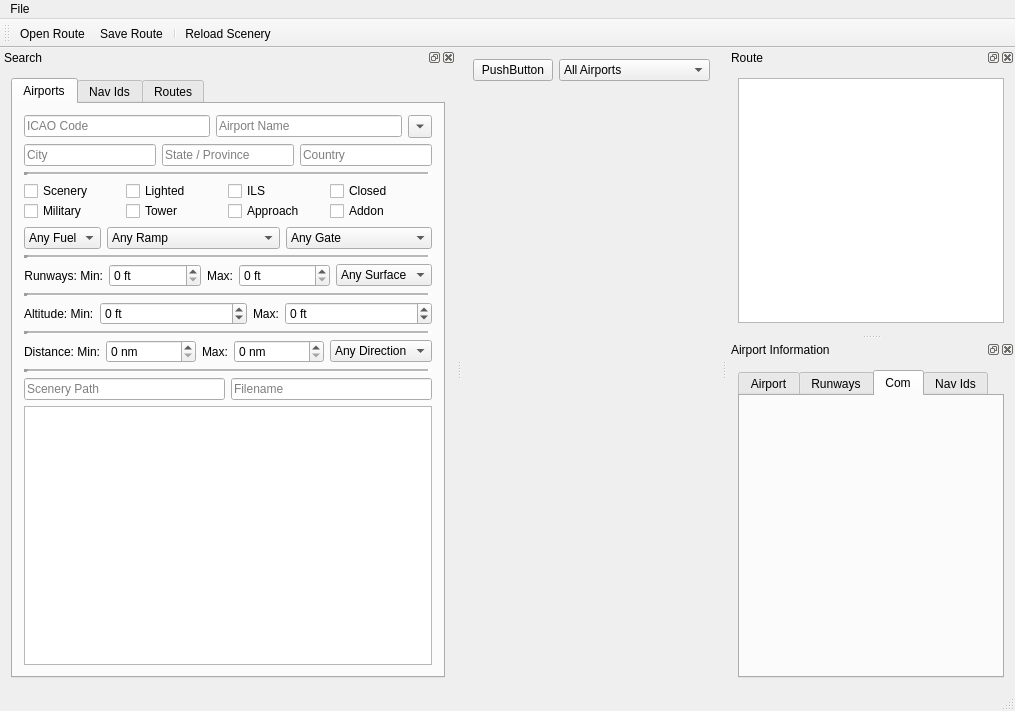
This is src/gui/mainwindow.ui in albar965/littlenavmap as Qt 5 draws it before an edit. The edited form follows.
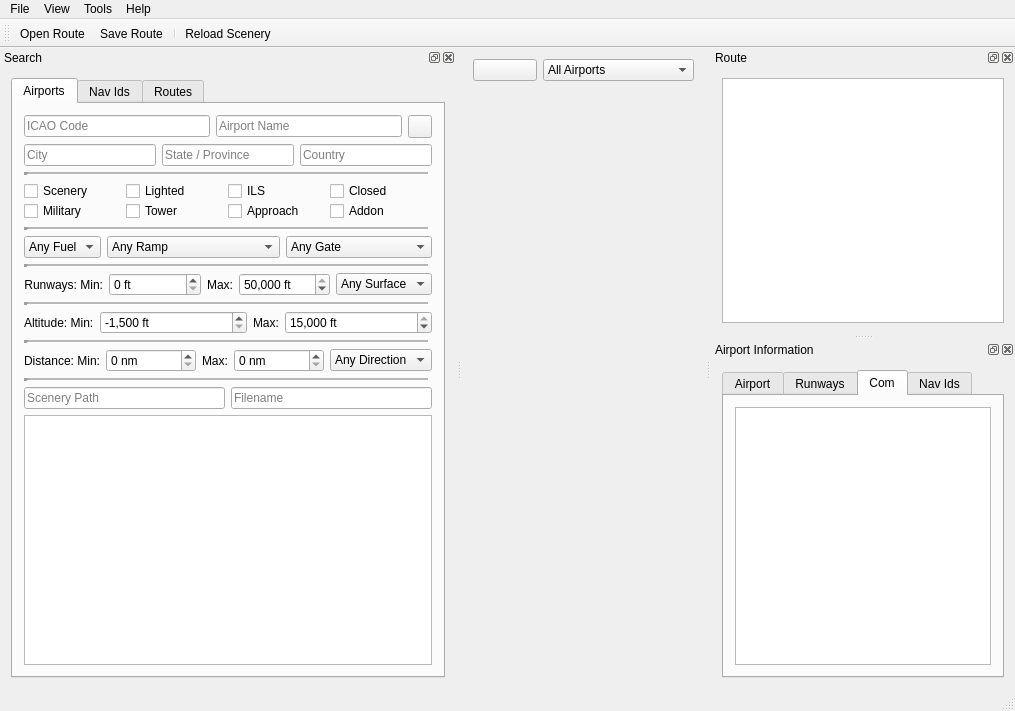
This is the edited form. The open tabs and pages were chosen to show the change. Icons and pictures are not drawn.

The edit to the form file:
```diff
--- a/src/gui/mainwindow.ui
+++ b/src/gui/mainwindow.ui
@@ -20,7 +20,7 @@
       <item>
        <widget class="QPushButton" name="pushButton">
         <property name="text">
-         <string>PushButton</string>
+         <string/>
         </property>
        </widget>
       </item>
@@ -60,8 +60,35 @@
     </property>
     <addaction name="actionOpenRoute"/>
     <addaction name="actionSaveRoute"/>
+    <addaction name="separator"/>
+    <addaction name="actionReloadScenery"/>
+    <addaction name="separator"/>
+    <addaction name="actionExit"/>
+   </widget>
+   <widget class="QMenu" name="menuView">
+    <property name="title">
+     <string>View</string>
+    </property>
+    <addaction name="actionShowStatusbar"/>
+   </widget>
+   <widget class="QMenu" name="menuHelp">
+    <property name="title">
+     <string>Help</string>
+    </property>
+    <addaction name="actionContents"/>
+    <addaction name="actionAbout"/>
+    <addaction name="actionAbout_Qt"/>
+   </widget>
+   <widget class="QMenu" name="menuTools">
+    <property name="title">
+     <string>Tools</string>
+    </property>
+    <addaction name="actionOptions"/>
    </widget>
    <addaction name="menuFile"/>
+   <addaction name="menuView"/>
+   <addaction name="menuTools"/>
+   <addaction name="menuHelp"/>
   </widget>
   <widget class="QToolBar" name="mainToolBar">
    <attribute name="toolBarArea">
@@ -96,12 +123,12 @@
         </attribute>
         <layout class="QVBoxLayout" name="verticalLayout_4">
          <item>
-          <layout class="QVBoxLayout" name="verticalLayout_11">
+          <layout class="QVBoxLayout" name="verticalLayoutAirportSearch">
            <property name="spacing">
             <number>6</number>
            </property>
            <item>
-            <layout class="QHBoxLayout" name="horizontalLayout">
+            <layout class="QHBoxLayout" name="horizontalLayoutAirportNameSearch">
              <property name="spacing">
               <number>6</number>
              </property>
@@ -122,10 +149,16 @@
              <item>
               <widget class="QToolButton" name="toolButton">
                <property name="text">
-                <string>V</string>
+                <string/>
+               </property>
+               <property name="popupMode">
+                <enum>QToolButton::InstantPopup</enum>
+               </property>
+               <property name="toolButtonStyle">
+                <enum>Qt::ToolButtonFollowStyle</enum>
                </property>
                <property name="arrowType">
-                <enum>Qt::DownArrow</enum>
+                <enum>Qt::NoArrow</enum>
                </property>
               </widget>
              </item>
@@ -174,10 +207,40 @@
              <property name="spacing">
               <number>0</number>
              </property>
-             <item row="0" column="1">
-              <widget class="QCheckBox" name="checkBox_3">
+             <item row="0" column="3">
+              <widget class="QCheckBox" name="checkBoxAirportClosedSearch">
                <property name="text">
-                <string>Lighted</string>
+                <string>Closed</string>
+               </property>
+               <property name="tristate">
+                <bool>true</bool>
+               </property>
+              </widget>
+             </item>
+             <item row="1" column="3">
+              <widget class="QCheckBox" name="checkBoxAirportAddonSearch">
+               <property name="text">
+                <string>Addon</string>
+               </property>
+               <property name="tristate">
+                <bool>true</bool>
+               </property>
+              </widget>
+             </item>
+             <item row="1" column="2">
+              <widget class="QCheckBox" name="checkBoxAirportApprSearch">
+               <property name="text">
+                <string>Approach</string>
+               </property>
+               <property name="tristate">
+                <bool>true</bool>
+               </property>
+              </widget>
+             </item>
+             <item row="0" column="2">
+              <widget class="QCheckBox" name="checkBoxAirportIlsSearch">
+               <property name="text">
+                <string>ILS</string>
                </property>
                <property name="tristate">
                 <bool>true</bool>
@@ -197,20 +260,10 @@
                </property>
               </widget>
              </item>
-             <item row="0" column="2">
-              <widget class="QCheckBox" name="checkBox_2">
+             <item row="0" column="1">
+              <widget class="QCheckBox" name="checkBoxAirportLightSearch">
                <property name="text">
-                <string>ILS</string>
-               </property>
-               <property name="tristate">
-                <bool>true</bool>
-               </property>
-              </widget>
-             </item>
-             <item row="1" column="0">
-              <widget class="QCheckBox" name="checkBox_5">
-               <property name="text">
-                <string>Military</string>
+                <string>Lighted</string>
                </property>
                <property name="tristate">
                 <bool>true</bool>
@@ -227,30 +280,10 @@
                </property>
               </widget>
              </item>
-             <item row="1" column="2">
-              <widget class="QCheckBox" name="checkBox">
+             <item row="1" column="0">
+              <widget class="QCheckBox" name="checkBoxAirportMilSearch">
                <property name="text">
-                <string>Approach</string>
-               </property>
-               <property name="tristate">
-                <bool>true</bool>
-               </property>
-              </widget>
-             </item>
-             <item row="0" column="3">
-              <widget class="QCheckBox" name="checkBox_7">
-               <property name="text">
-                <string>Closed</string>
-               </property>
-               <property name="tristate">
-                <bool>true</bool>
-               </property>
-              </widget>
-             </item>
-             <item row="1" column="3">
-              <widget class="QCheckBox" name="checkBox">
-               <property name="text">
-                <string>Addon</string>
+                <string>Military</string>
                </property>
                <property name="tristate">
                 <bool>true</bool>
@@ -260,7 +293,20 @@
             </layout>
            </item>
            <item>
-            <layout class="QHBoxLayout" name="horizontalLayout_7">
+            <widget class="Line" name="lineAirportFuelParkSearch">
+             <property name="lineWidth">
+              <number>4</number>
+             </property>
+             <property name="midLineWidth">
+              <number>2</number>
+             </property>
+             <property name="orientation">
+              <enum>Qt::Horizontal</enum>
+             </property>
+            </widget>
+           </item>
+           <item>
+            <layout class="QHBoxLayout" name="horizontalLayoutAirportFuelParkSearch">
              <item>
               <widget class="QComboBox" name="comboBox_3">
                <item>
@@ -346,7 +392,7 @@
             </layout>
            </item>
            <item>
-            <widget class="Line" name="line_4">
+            <widget class="Line" name="lineAirportRunwaySearch">
              <property name="lineWidth">
               <number>4</number>
              </property>
@@ -359,7 +405,7 @@
             </widget>
            </item>
            <item>
-            <layout class="QHBoxLayout" name="horizontalLayout_5">
+            <layout class="QHBoxLayout" name="horizontalLayoutAirportRunwaySearch">
              <item>
               <widget class="QLabel" name="label_9">
                <property name="sizePolicy">
@@ -417,11 +463,14 @@
                 <string> ft</string>
                </property>
                <property name="maximum">
-                <number>20000</number>
+                <number>50000</number>
                </property>
                <property name="singleStep">
                 <number>100</number>
                </property>
+               <property name="value">
+                <number>50000</number>
+               </property>
               </widget>
              </item>
              <item>
@@ -466,7 +515,7 @@
             </layout>
            </item>
            <item>
-            <widget class="Line" name="line_5">
+            <widget class="Line" name="lineAirportAltSearch">
              <property name="lineWidth">
               <number>4</number>
              </property>
@@ -479,7 +528,7 @@
             </widget>
            </item>
            <item>
-            <layout class="QHBoxLayout" name="horizontalLayout_8">
+            <layout class="QHBoxLayout" name="horizontalLayoutAirportAltitudeSearch">
              <property name="topMargin">
               <number>0</number>
              </property>
@@ -508,7 +557,7 @@
                 <string> ft</string>
                </property>
                <property name="minimum">
-                <number>-500</number>
+                <number>-1500</number>
                </property>
                <property name="maximum">
                 <number>20000</number>
@@ -516,6 +565,9 @@
                <property name="singleStep">
                 <number>10</number>
                </property>
+               <property name="value">
+                <number>-1500</number>
+               </property>
               </widget>
              </item>
              <item>
@@ -543,17 +595,20 @@
                 <number>-500</number>
                </property>
                <property name="maximum">
-                <number>20000</number>
+                <number>15000</number>
                </property>
                <property name="singleStep">
                 <number>10</number>
                </property>
+               <property name="value">
+                <number>15000</number>
+               </property>
               </widget>
              </item>
             </layout>
            </item>
            <item>
-            <widget class="Line" name="line">
+            <widget class="Line" name="lineAirportDistSearch">
              <property name="frameShadow">
               <enum>QFrame::Sunken</enum>
              </property>
@@ -569,7 +624,7 @@
             </widget>
            </item>
            <item>
-            <layout class="QHBoxLayout" name="horizontalLayout_3">
+            <layout class="QHBoxLayout" name="horizontalLayoutAirportDistanceSearch">
              <property name="topMargin">
               <number>0</number>
              </property>
@@ -666,7 +721,7 @@
             </layout>
            </item>
            <item>
-            <widget class="Line" name="line_3">
+            <widget class="Line" name="lineAirportScenerySearch">
              <property name="frameShadow">
               <enum>QFrame::Sunken</enum>
              </property>
@@ -682,7 +737,7 @@
             </widget>
            </item>
            <item>
-            <layout class="QHBoxLayout" name="horizontalLayout_6">
+            <layout class="QHBoxLayout" name="horizontalLayoutAirportScenerySearch">
              <item>
               <widget class="QLineEdit" name="lineEdit_6">
                <property name="placeholderText">
@@ -700,7 +755,7 @@
             </layout>
            </item>
            <item>
-            <widget class="QTableView" name="tableView"/>
+            <widget class="QTableView" name="tableViewAirportSearch"/>
            </item>
           </layout>
          </item>
@@ -784,6 +839,11 @@
         <attribute name="title">
          <string>Com</string>
         </attribute>
+        <layout class="QVBoxLayout" name="verticalLayout_11">
+         <item>
+          <widget class="QTextEdit" name="textEdit_4"/>
+         </item>
+        </layout>
        </widget>
        <widget class="QWidget" name="tabNavIdInfo">
         <attribute name="title">
```
Left out of the diff: 129 changed lines with no effect on the pictures.
